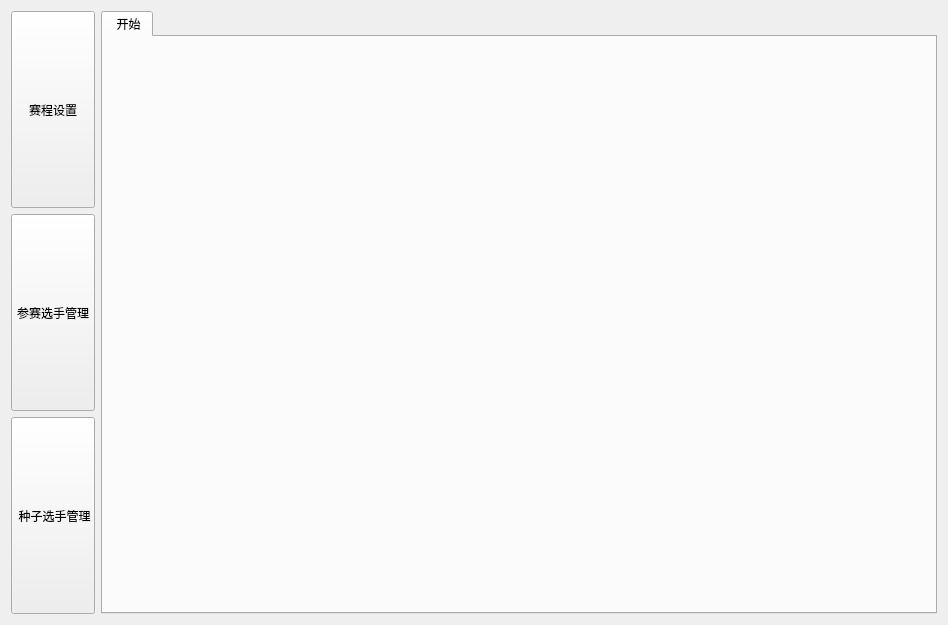
Qt form tournamentSystem.ui (35easy/PingPongClub) before a commit.
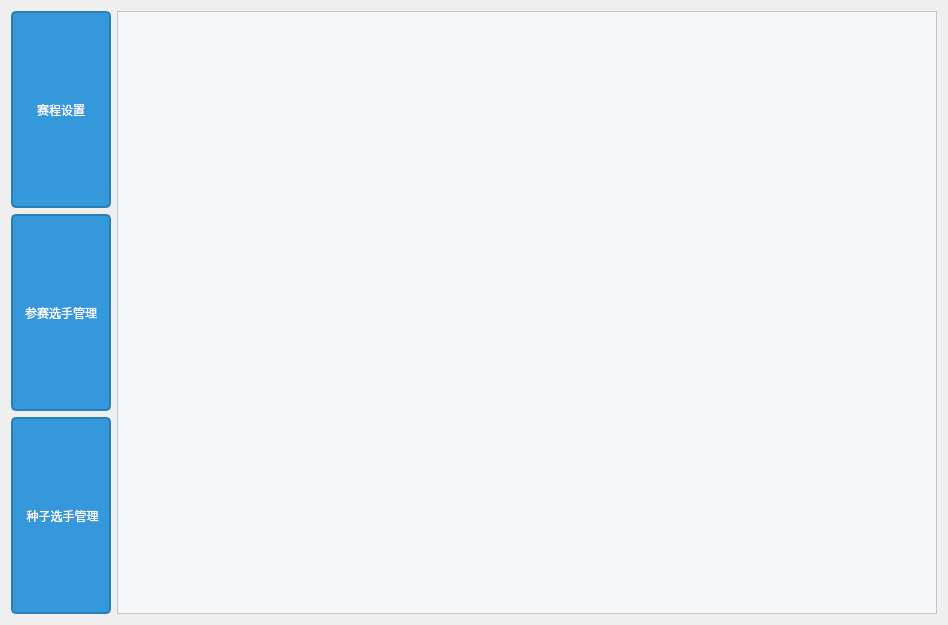
The same form after that commit.

```diff
--- a/tournamentSystem.ui
+++ b/tournamentSystem.ui
@@ -13,6 +13,26 @@
   <property name="windowTitle">
    <string>Form</string>
   </property>
+  <property name="styleSheet">
+   <string notr="true">QPushButton {
+    background-color: #3498DB;
+    border: 2px solid #2980B9;
+    border-radius: 5px;
+    color: #FFFFFF;
+    padding: 5px 10px;
+}
+
+QPushButton:hover {
+    background-color: #2184B9;
+    border: 2px solid #1C699D;
+}
+
+QPushButton:pressed {
+    background-color: #1C699D;
+    border: 2px solid #145780;
+}
+</string>
+  </property>
   <layout class="QHBoxLayout" name="horizontalLayout_6">
    <item>
     <layout class="QVBoxLayout" name="verticalLayout_3">
@@ -50,6 +70,26 @@
          <verstretch>0</verstretch>
         </sizepolicy>
        </property>
+       <property name="styleSheet">
+        <string notr="true">QPushButton {
+    background-color: #3498DB;
+    border: 2px solid #2980B9;
+    border-radius: 5px;
+    color: #FFFFFF;
+    padding: 5px 10px;
+}
+
+QPushButton:hover {
+    background-color: #2184B9;
+    border: 2px solid #1C699D;
+}
+
+QPushButton:pressed {
+    background-color: #1C699D;
+    border: 2px solid #145780;
+}
+</string>
+       </property>
        <property name="text">
         <string> 种子选手管理</string>
        </property>
@@ -59,14 +99,81 @@
    </item>
    <item>
     <widget class="QTabWidget" name="tabWidget">
+     <property name="styleSheet">
+      <string notr="true">* {
+    font-size: 20px;
+}
+
+/* 美化 QTableView */
+QTableView {
+    background-color: #ECF0F1;
+    alternate-background-color: #E0E5E9; /* 设置交替行的背景颜色 */
+    gridline-color: #BDC3C7; /* 设置网格线颜色 */
+    color: #333333;
+}
+
+QTableView::item:selected {
+    background-color: #3498DB;
+    color: #FFFFFF;
+}
+
+QHeaderView::section {
+    background-color: #3498DB;
+    color: #FFFFFF;
+    padding: 4px;
+    border: 1px solid #2980B9;
+}
+
+QTableView::item:focus {
+    background-color: #3498DB;
+    color: #FFFFFF;
+}
+
+
+QTabWidget::pane {
+    border: 1px solid #C2C7CB;
+    background-color: #F4F6F9;
+}
+
+QTabWidget::tab-bar {
+    alignment: center;
+}
+
+QTabBar::tab {
+    border: 1px solid #C2C7CB;
+    border-bottom: none;
+    border-top-left-radius: 4px;
+    border-top-right-radius: 4px;
+    padding: 8px 16px;
+    background-color: #E0E5E9;
+    color: #333333;
+}
+
+QTabBar::tab:selected {
+    background-color: #3498DB;
+    color: #FFFFFF;
+}
+
+QTabWidget::tab-bar:bottom {
+    bottom: -1px;
+}
+
+QTabWidget::tab-bar:top {
+    top: -1px;
+}
+
+QTabWidget::tab-bar:left {
+    right: -1px;
+}
+
+QTabWidget::tab-bar:right {
+    left: -1px;
+}
+</string>
+     </property>
      <property name="currentIndex">
       <number>0</number>
      </property>
-     <widget class="QWidget" name="tab_5">
-      <attribute name="title">
-       <string> 开始</string>
-      </attribute>
-     </widget>
     </widget>
    </item>
   </layout>
```
Left out of the diff: 2 changed lines with no effect on the pictures.
